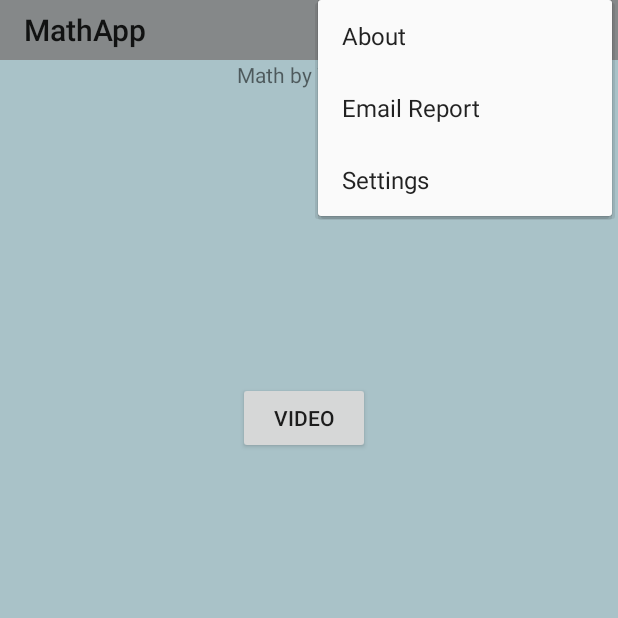
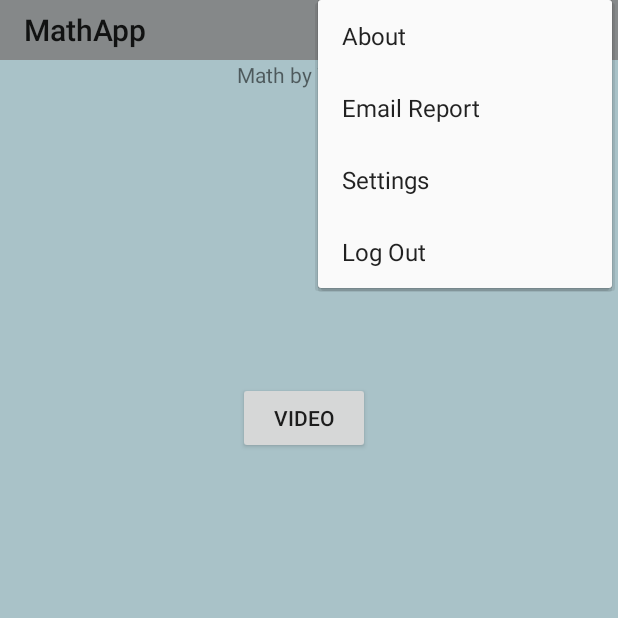
Before and after one commit to JacquelynDeHart/MathByWilson, an Android app: the screen it shows after launch once a user with an empty profile is signed in (Testing), with the options menu open, on a phone screen of 412 x 824 dp, the top half of it. Run offline under Robolectric (Android 15) with nearby library versions, the phone set to English and light mode, and no system bars; our stand-ins replace Firebase (no records; nobody signed in at launch, a user with empty details on screens opened directly).

Commit message:
added menu to Testing.kt activity

```diff
--- a/app/app/src/main/java/com/example/mathapp/Testing.kt
+++ b/app/app/src/main/java/com/example/mathapp/Testing.kt
@@ -44,9 +44,10 @@ class Testing : AppCompatActivity() {
 //                val intent = Intent(this, SettingsMain::class.java)
 //                startActivity(intent)
 //                overridePendingTransition(R.anim.slide_in_right, R.anim.slide_out_left)
-
+                Toast.makeText(this, "will take to settings for app later", Toast.LENGTH_SHORT).show()
             }
             R.id.action_logout ->{
+                FirebaseAuth.getInstance().signOut()
                 startActivity(Intent(this, LoginActivity::class.java))
                 overridePendingTransition(R.anim.slide_in_right, R.anim.slide_out_left)
             }
--- a/app/app/src/main/res/menu/menu_main.xml
+++ b/app/app/src/main/res/menu/menu_main.xml
@@ -5,20 +5,23 @@
     >
     <item
         android:id="@+id/action_settings"
-        android:orderInCategory="100"
         android:title="@string/action_settings"
+        android:orderInCategory="2"
         app:showAsAction="never" />
     <item
         android:id="@+id/action_about"
         android:title="About"
+        android:orderInCategory="0"
         app:showAsAction="never"/>
     <item
         android:id="@+id/action_email"
         android:title="@string/action_email"
+        android:orderInCategory="1"
         app:showAsAction="never"/>
     <item
         android:id="@+id/action_logout"
         android:title="@string/action_logout"
-        app:showAsAction="always"/>
+        app:showAsAction="never"
+        android:orderInCategory="100"/>
 
 </menu>
```
